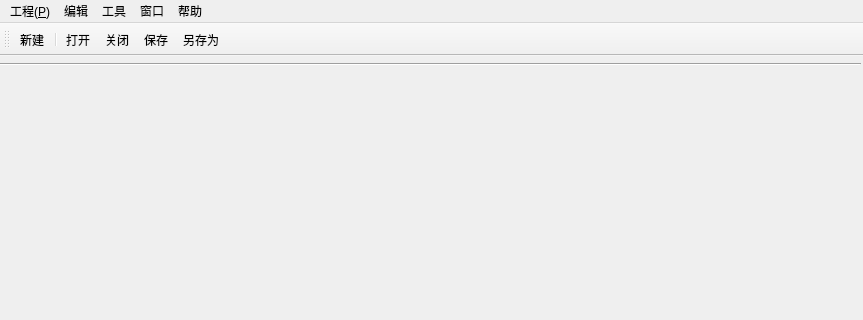
Old version of the form mainwindow.ui in the repository archerHe/Test; both pictures show x 0 to 863 and y 0 to 320 of the 863 by 653 pixel window.
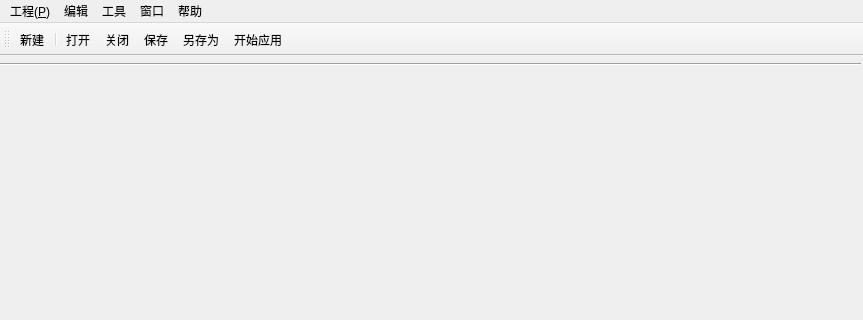
New version of the form. Icons and pictures are not drawn.

Patch:
```diff
--- a/mainwindow.ui
+++ b/mainwindow.ui
@@ -108,6 +108,7 @@
    <addaction name="actClose"/>
    <addaction name="actSave"/>
    <addaction name="actSaveAs"/>
+   <addaction name="actApply"/>
   </widget>
   <action name="actNew">
    <property name="checkable">
@@ -190,6 +191,15 @@
     <string>全选</string>
    </property>
   </action>
+  <action name="actApply">
+   <property name="icon">
+    <iconset resource="img.qrc">
+     <normaloff>:/new/img/img/apply.png</normaloff>:/new/img/img/apply.png</iconset>
+   </property>
+   <property name="text">
+    <string>开始应用</string>
+   </property>
+  </action>
  </widget>
  <layoutdefault spacing="6" margin="11"/>
  <resources>
```
